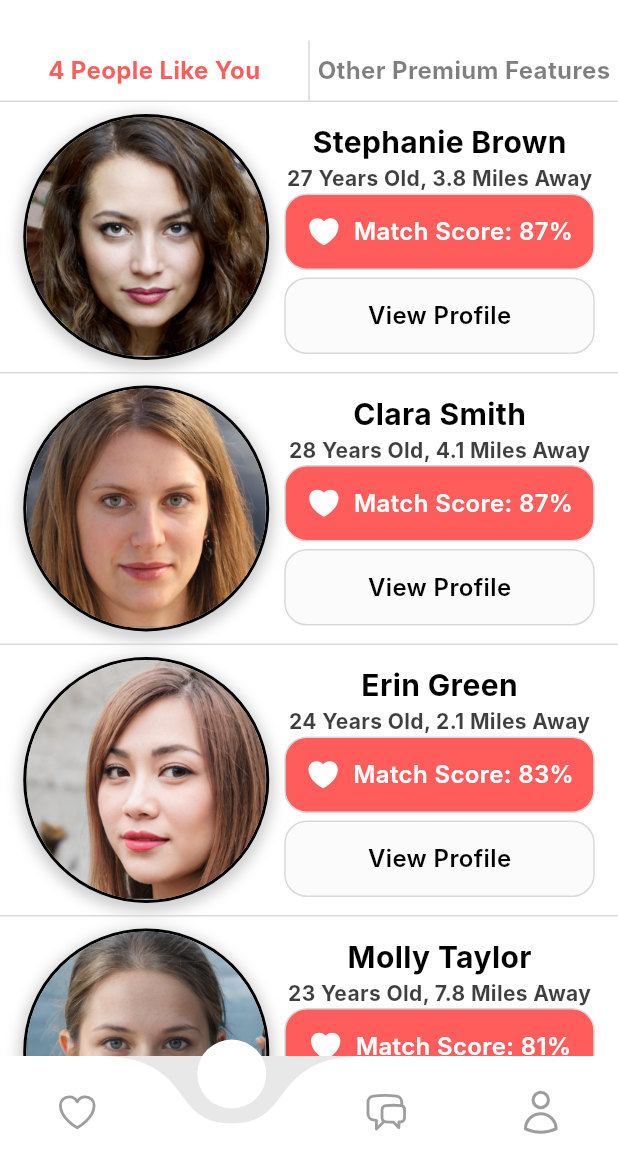
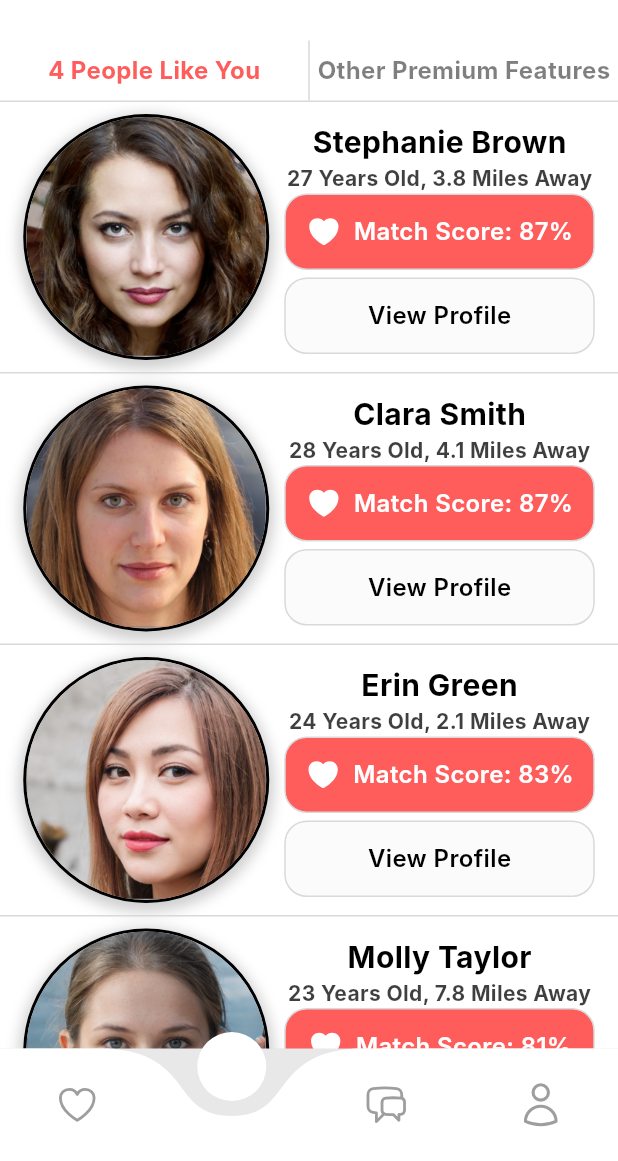
Before and after one commit to eUnity-Development/eUnity-app, a Flutter app: the CoreTemplate screen opened directly, item 2 of the bottom bar chosen, on a phone screen of 412 x 824 dp, the part 75-1236 px from its top. Run offline on Flutter 3.47's test engine with Material 3 defaults, Android fonts, the phone set to English and light mode, and no system bars; drawn by our look-alikes of curved_navigation_bar; our stand-ins replace cookie_jar, dio, dio_cookie_manager, equatable, flutter_otp_text_field, flutter_svg and 1 more; network calls fail; Roboto replaces fonts that are missing (Inter); project files that could hold a hidden picture were left out.

Commit message:
Slight height change on nav bar

```diff
--- a/frontend/lib/views/CoreTemplate.dart
+++ b/frontend/lib/views/CoreTemplate.dart
@@ -42,7 +42,7 @@ class _CoreTemplateState extends State<CoreTemplate> {
         backgroundColor: Color.fromARGB(255, 232, 232, 232),
         color: Colors.white,
         buttonBackgroundColor: Colors.white,
-        height: 70,
+        height: 75,
         index: selectedIndex,
         items: <Widget>[
           SvgPicture.asset(
```
